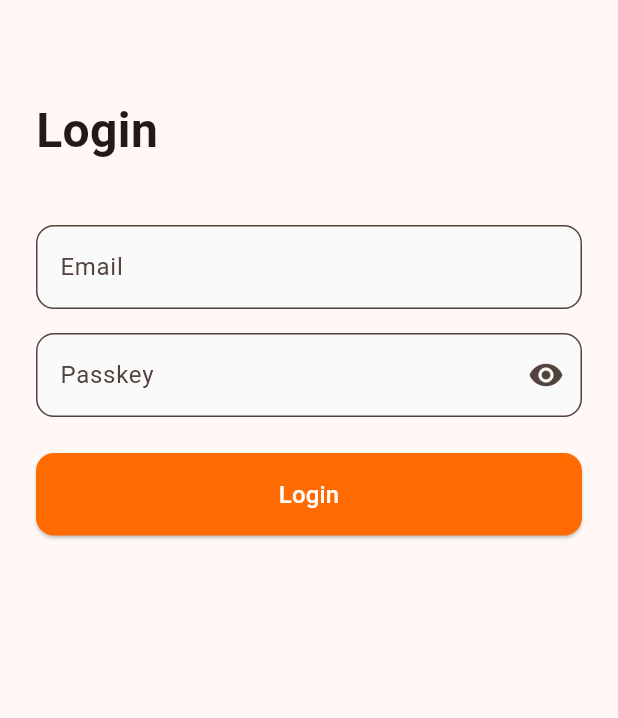
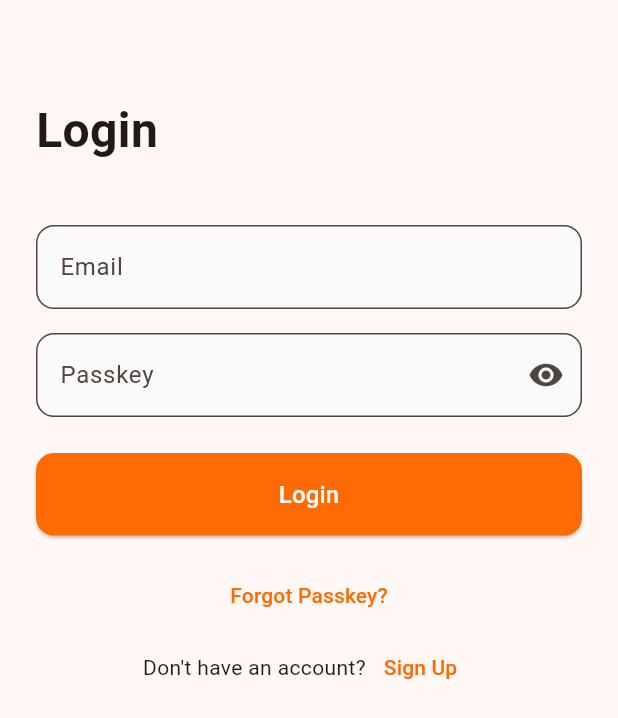
Before and after one commit to Param24-kh/Tiffin-Management, a Flutter app: the screen it shows after launch, on a phone screen of 412 x 824 dp. Shown: the top 718 px of the screen. Run offline on Flutter 3.47's test engine with Material 3 defaults, Android fonts, the phone set to English and light mode, and no system bars; our stand-ins replace fl_chart, lucide_icons, shared_preferences; accounts and stored records are empty.

Commit message:
Add "Forgot Passkey?" and "Sign Up" options to LoginPage; improve user navigation

```diff
--- a/frontend/lib/src/auth/login_page.dart
+++ b/frontend/lib/src/auth/login_page.dart
@@ -4,7 +4,7 @@ import 'package:frontend/src/serviceProvider/main_wrapper_service.dart';
 import 'dart:io';
 import 'auth_service.dart';
 
-// Account interfaces
+// Account interfaces remain the same
 class IAccount {
   String centerId;
   String name;
@@ -90,7 +90,6 @@ class _LoginPageState extends State<LoginPage> {
   }
 
   bool _isServiceProviderLogin(String email, String passkey) {
-    // Example logic to determine service provider login
     return email.contains('service') || passkey.toLowerCase().startsWith('tms');
   }
 
@@ -141,6 +140,7 @@ class _LoginPageState extends State<LoginPage> {
           );
           return;
         }
+
         final authResult = await _authService.login(
           _emailController.text,
           _passwordController.text,
@@ -356,6 +356,40 @@ class _LoginPageState extends State<LoginPage> {
                           ),
                         ),
                 ),
+                const SizedBox(height: 16),
+                Row(
+                  mainAxisAlignment: MainAxisAlignment.center,
+                  children: [
+                    TextButton(
+                      onPressed: () {
+                        Navigator.pushNamed(context, '/forgot_passkey');
+                      },
+                      child: Text(
+                        'Forgot Passkey?',
+                        style: TextStyle(
+                          color: Theme.of(context).primaryColor,
+                        ),
+                      ),
+                    ),
+                  ],
+                ),
+                Row(
+                  mainAxisAlignment: MainAxisAlignment.center,
+                  children: [
+                    const Text("Don't have an account?"),
+                    TextButton(
+                      onPressed: () {
+                        Navigator.pushNamed(context, '/signup');
+                      },
+                      child: Text(
+                        'Sign Up',
+                        style: TextStyle(
+                          color: Theme.of(context).primaryColor,
+                        ),
+                      ),
+                    ),
+                  ],
+                ),
               ],
             ),
           ),
```
